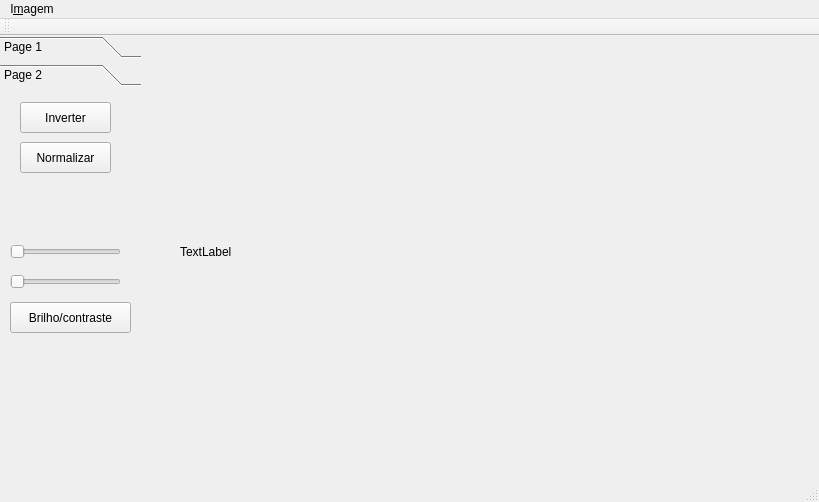
The window that mainwindow.ui (alexst07/img_vol_ui) describes before a commit, drawn with Qt 5.
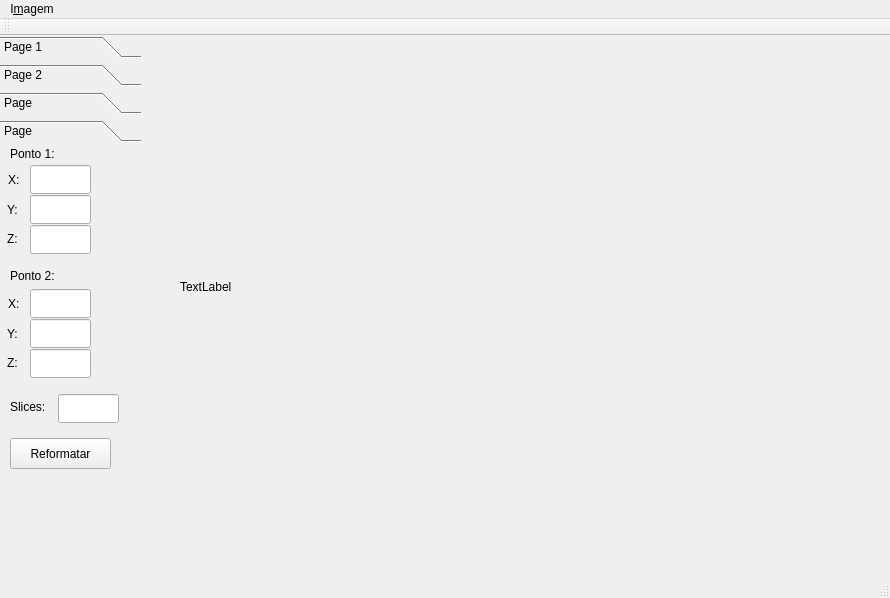
The same window after the commit.

```diff
--- a/mainwindow.ui
+++ b/mainwindow.ui
@@ -6,8 +6,8 @@
    <rect>
     <x>0</x>
     <y>0</y>
-    <width>819</width>
-    <height>502</height>
+    <width>890</width>
+    <height>598</height>
    </rect>
   </property>
   <property name="windowTitle">
@@ -20,14 +20,14 @@
       <x>0</x>
       <y>0</y>
       <width>141</width>
-      <height>381</height>
+      <height>521</height>
      </rect>
     </property>
     <property name="toolTip">
      <string>&lt;html&gt;&lt;head/&gt;&lt;body&gt;&lt;p&gt;Corte&lt;/p&gt;&lt;/body&gt;&lt;/html&gt;</string>
     </property>
     <property name="currentIndex">
-     <number>1</number>
+     <number>3</number>
     </property>
     <widget class="QWidget" name="page">
      <property name="geometry">
@@ -106,7 +106,7 @@
        <x>0</x>
        <y>0</y>
        <width>141</width>
-       <height>323</height>
+       <height>405</height>
       </rect>
      </property>
      <attribute name="label">
@@ -142,7 +142,7 @@
       <property name="geometry">
        <rect>
         <x>10</x>
-        <y>150</y>
+        <y>140</y>
         <width>111</width>
         <height>20</height>
        </rect>
@@ -177,6 +177,345 @@
        <string>Brilho/contraste</string>
       </property>
      </widget>
+     <widget class="QLabel" name="label_3">
+      <property name="geometry">
+       <rect>
+        <x>35</x>
+        <y>128</y>
+        <width>64</width>
+        <height>15</height>
+       </rect>
+      </property>
+      <property name="text">
+       <string>Contraste</string>
+      </property>
+     </widget>
+     <widget class="QLabel" name="label_4">
+      <property name="geometry">
+       <rect>
+        <x>48</x>
+        <y>168</y>
+        <width>64</width>
+        <height>15</height>
+       </rect>
+      </property>
+      <property name="text">
+       <string>Brilho</string>
+      </property>
+     </widget>
+    </widget>
+    <widget class="QWidget" name="page_3">
+     <property name="geometry">
+      <rect>
+       <x>0</x>
+       <y>0</y>
+       <width>141</width>
+       <height>405</height>
+      </rect>
+     </property>
+     <attribute name="label">
+      <string>Page</string>
+     </attribute>
+     <widget class="QSlider" name="slider_radx">
+      <property name="geometry">
+       <rect>
+        <x>0</x>
+        <y>36</y>
+        <width>121</width>
+        <height>20</height>
+       </rect>
+      </property>
+      <property name="maximum">
+       <number>360</number>
+      </property>
+      <property name="orientation">
+       <enum>Qt::Horizontal</enum>
+      </property>
+     </widget>
+     <widget class="QSlider" name="slider_rady">
+      <property name="geometry">
+       <rect>
+        <x>0</x>
+        <y>75</y>
+        <width>121</width>
+        <height>20</height>
+       </rect>
+      </property>
+      <property name="maximum">
+       <number>360</number>
+      </property>
+      <property name="orientation">
+       <enum>Qt::Horizontal</enum>
+      </property>
+     </widget>
+     <widget class="QSlider" name="slider_radz">
+      <property name="geometry">
+       <rect>
+        <x>0</x>
+        <y>112</y>
+        <width>121</width>
+        <height>20</height>
+       </rect>
+      </property>
+      <property name="maximum">
+       <number>360</number>
+      </property>
+      <property name="orientation">
+       <enum>Qt::Horizontal</enum>
+      </property>
+     </widget>
+     <widget class="QLabel" name="label_5">
+      <property name="geometry">
+       <rect>
+        <x>22</x>
+        <y>21</y>
+        <width>91</width>
+        <height>16</height>
+       </rect>
+      </property>
+      <property name="text">
+       <string>Rotaciona X</string>
+      </property>
+     </widget>
+     <widget class="QLabel" name="label_6">
+      <property name="geometry">
+       <rect>
+        <x>20</x>
+        <y>61</y>
+        <width>91</width>
+        <height>16</height>
+       </rect>
+      </property>
+      <property name="text">
+       <string>Rotaciona Y</string>
+      </property>
+     </widget>
+     <widget class="QLabel" name="label_7">
+      <property name="geometry">
+       <rect>
+        <x>22</x>
+        <y>99</y>
+        <width>91</width>
+        <height>16</height>
+       </rect>
+      </property>
+      <property name="text">
+       <string>Rotaciona Z</string>
+      </property>
+     </widget>
+    </widget>
+    <widget class="QWidget" name="page_4">
+     <property name="geometry">
+      <rect>
+       <x>0</x>
+       <y>0</y>
+       <width>141</width>
+       <height>405</height>
+      </rect>
+     </property>
+     <attribute name="label">
+      <string>Page</string>
+     </attribute>
+     <widget class="QLineEdit" name="edit_p1x">
+      <property name="geometry">
+       <rect>
+        <x>30</x>
+        <y>17</y>
+        <width>61</width>
+        <height>29</height>
+       </rect>
+      </property>
+     </widget>
+     <widget class="QLineEdit" name="edit_p1y">
+      <property name="geometry">
+       <rect>
+        <x>30</x>
+        <y>47</y>
+        <width>61</width>
+        <height>29</height>
+       </rect>
+      </property>
+     </widget>
+     <widget class="QLineEdit" name="edit_p1z">
+      <property name="geometry">
+       <rect>
+        <x>30</x>
+        <y>77</y>
+        <width>61</width>
+        <height>29</height>
+       </rect>
+      </property>
+     </widget>
+     <widget class="QLineEdit" name="edit_p2x">
+      <property name="geometry">
+       <rect>
+        <x>30</x>
+        <y>141</y>
+        <width>61</width>
+        <height>29</height>
+       </rect>
+      </property>
+     </widget>
+     <widget class="QLineEdit" name="edit_p2y">
+      <property name="geometry">
+       <rect>
+        <x>30</x>
+        <y>171</y>
+        <width>61</width>
+        <height>29</height>
+       </rect>
+      </property>
+     </widget>
+     <widget class="QLineEdit" name="edit_p2z">
+      <property name="geometry">
+       <rect>
+        <x>30</x>
+        <y>201</y>
+        <width>61</width>
+        <height>29</height>
+       </rect>
+      </property>
+     </widget>
+     <widget class="QLineEdit" name="edit_slices_num">
+      <property name="geometry">
+       <rect>
+        <x>58</x>
+        <y>246</y>
+        <width>61</width>
+        <height>29</height>
+       </rect>
+      </property>
+     </widget>
+     <widget class="QPushButton" name="pushButton_4">
+      <property name="geometry">
+       <rect>
+        <x>10</x>
+        <y>290</y>
+        <width>101</width>
+        <height>31</height>
+       </rect>
+      </property>
+      <property name="text">
+       <string>Reformatar</string>
+      </property>
+     </widget>
+     <widget class="QLabel" name="label_8">
+      <property name="geometry">
+       <rect>
+        <x>10</x>
+        <y>-2</y>
+        <width>64</width>
+        <height>15</height>
+       </rect>
+      </property>
+      <property name="text">
+       <string>Ponto 1:</string>
+      </property>
+     </widget>
+     <widget class="QLabel" name="label_9">
+      <property name="geometry">
+       <rect>
+        <x>8</x>
+        <y>24</y>
+        <width>21</width>
+        <height>16</height>
+       </rect>
+      </property>
+      <property name="text">
+       <string>X:</string>
+      </property>
+     </widget>
+     <widget class="QLabel" name="label_10">
+      <property name="geometry">
+       <rect>
+        <x>7</x>
+        <y>54</y>
+        <width>21</width>
+        <height>16</height>
+       </rect>
+      </property>
+      <property name="text">
+       <string>Y:</string>
+      </property>
+     </widget>
+     <widget class="QLabel" name="label_11">
+      <property name="geometry">
+       <rect>
+        <x>7</x>
+        <y>83</y>
+        <width>21</width>
+        <height>16</height>
+       </rect>
+      </property>
+      <property name="text">
+       <string>Z:</string>
+      </property>
+     </widget>
+     <widget class="QLabel" name="label_12">
+      <property name="geometry">
+       <rect>
+        <x>7</x>
+        <y>178</y>
+        <width>21</width>
+        <height>16</height>
+       </rect>
+      </property>
+      <property name="text">
+       <string>Y:</string>
+      </property>
+     </widget>
+     <widget class="QLabel" name="label_13">
+      <property name="geometry">
+       <rect>
+        <x>7</x>
+        <y>207</y>
+        <width>21</width>
+        <height>16</height>
+       </rect>
+      </property>
+      <property name="text">
+       <string>Z:</string>
+      </property>
+     </widget>
+     <widget class="QLabel" name="label_14">
+      <property name="geometry">
+       <rect>
+        <x>8</x>
+        <y>148</y>
+        <width>21</width>
+        <height>16</height>
+       </rect>
+      </property>
+      <property name="text">
+       <string>X:</string>
+      </property>
+     </widget>
+     <widget class="QLabel" name="label_15">
+      <property name="geometry">
+       <rect>
+        <x>10</x>
+        <y>120</y>
+        <width>64</width>
+        <height>15</height>
+       </rect>
+      </property>
+      <property name="text">
+       <string>Ponto 2:</string>
+      </property>
+     </widget>
+     <widget class="QLabel" name="label_16">
+      <property name="geometry">
+       <rect>
+        <x>10</x>
+        <y>251</y>
+        <width>51</width>
+        <height>16</height>
+       </rect>
+      </property>
+      <property name="text">
+       <string>Slices:</string>
+      </property>
+     </widget>
     </widget>
    </widget>
    <widget class="QLabel" name="label">
@@ -184,8 +523,8 @@
      <rect>
       <x>180</x>
       <y>0</y>
-      <width>621</width>
-      <height>431</height>
+      <width>691</width>
+      <height>501</height>
      </rect>
     </property>
     <property name="text">
@@ -198,7 +537,7 @@
     <rect>
      <x>0</x>
      <y>0</y>
-     <width>819</width>
+     <width>890</width>
      <height>27</height>
     </rect>
    </property>
```
Left out of the diff: 27 changed lines with no effect on the pictures.
